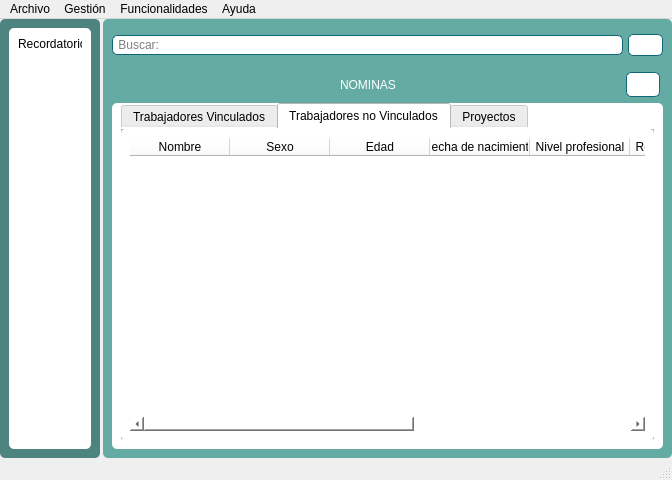
Before: the Qt Designer form Sistema de nominas/Vista/UI/Ventana.ui in Reynier2020/Sistema_nominas, drawn with Qt 5.
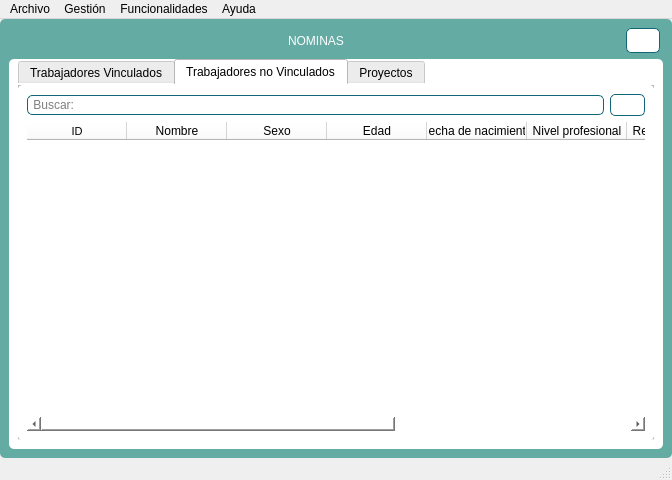
After: the same form once the commit is applied. The open tabs and pages were chosen to show the change. Icons and pictures are not drawn.

What changed in the file:
```diff
--- a/Sistema de nominas/Vista/UI/Ventana.ui
+++ b/Sistema de nominas/Vista/UI/Ventana.ui
@@ -52,72 +52,6 @@
     <property name="bottomMargin">
      <number>0</number>
     </property>
-    <item>
-     <widget class="QFrame" name="frame">
-      <property name="minimumSize">
-       <size>
-        <width>100</width>
-        <height>0</height>
-       </size>
-      </property>
-      <property name="maximumSize">
-       <size>
-        <width>100</width>
-        <height>16777215</height>
-       </size>
-      </property>
-      <property name="mouseTracking">
-       <bool>false</bool>
-      </property>
-      <property name="tabletTracking">
-       <bool>false</bool>
-      </property>
-      <property name="styleSheet">
-       <string notr="true">border-radius:5px;
-background-color: rgb(77, 132, 127);</string>
-      </property>
-      <property name="frameShape">
-       <enum>QFrame::StyledPanel</enum>
-      </property>
-      <property name="frameShadow">
-       <enum>QFrame::Raised</enum>
-      </property>
-      <layout class="QHBoxLayout" name="horizontalLayout_10">
-       <item>
-        <widget class="QFrame" name="frame_8">
-         <property name="styleSheet">
-          <string notr="true">background-color: rgb(255, 255, 255);</string>
-         </property>
-         <property name="frameShape">
-          <enum>QFrame::StyledPanel</enum>
-         </property>
-         <property name="frameShadow">
-          <enum>QFrame::Raised</enum>
-         </property>
-         <layout class="QVBoxLayout" name="verticalLayout_2">
-          <item>
-           <widget class="QLabel" name="label">
-            <property name="styleSheet">
-             <string notr="true"/>
-            </property>
-            <property name="text">
-             <string>Recordatorio:</string>
-            </property>
-           </widget>
-          </item>
-          <item>
-           <widget class="QTextEdit" name="textEdit_record">
-            <property name="styleSheet">
-             <string notr="true">background-color: rgb(255, 255, 255);</string>
-            </property>
-           </widget>
-          </item>
-         </layout>
-        </widget>
-       </item>
-      </layout>
-     </widget>
-    </item>
     <item>
      <widget class="QFrame" name="frame_2">
       <property name="autoFillBackground">
@@ -135,138 +69,6 @@
        <enum>QFrame::Raised</enum>
       </property>
       <layout class="QVBoxLayout" name="verticalLayout">
-       <item>
-        <widget class="QFrame" name="frame_3">
-         <property name="minimumSize">
-          <size>
-           <width>0</width>
-           <height>38</height>
-          </size>
-         </property>
-         <property name="maximumSize">
-          <size>
-           <width>16777215</width>
-           <height>38</height>
-          </size>
-         </property>
-         <property name="frameShape">
-          <enum>QFrame::StyledPanel</enum>
-         </property>
-         <property name="frameShadow">
-          <enum>QFrame::Raised</enum>
-         </property>
-         <layout class="QHBoxLayout" name="horizontalLayout_2">
-          <property name="spacing">
-           <number>5</number>
-          </property>
-          <property name="leftMargin">
-           <number>0</number>
-          </property>
-          <property name="topMargin">
-           <number>0</number>
-          </property>
-          <property name="rightMargin">
-           <number>0</number>
-          </property>
-          <property name="bottomMargin">
-           <number>4</number>
-          </property>
-          <item>
-           <widget class="QLineEdit" name="lineEdit">
-            <property name="minimumSize">
-             <size>
-              <width>0</width>
-              <height>20</height>
-             </size>
-            </property>
-            <property name="maximumSize">
-             <size>
-              <width>16777215</width>
-              <height>20</height>
-             </size>
-            </property>
-            <property name="contextMenuPolicy">
-             <enum>Qt::DefaultContextMenu</enum>
-            </property>
-            <property name="styleSheet">
-             <string notr="true">background-color: rgb(255, 255, 255);
-border:1px solid #167;</string>
-            </property>
-            <property name="text">
-             <string/>
-            </property>
-            <property name="cursorPosition">
-             <number>0</number>
-            </property>
-            <property name="dragEnabled">
-             <bool>false</bool>
-            </property>
-            <property name="readOnly">
-             <bool>false</bool>
-            </property>
-            <property name="placeholderText">
-             <string> Buscar:</string>
-            </property>
-            <property name="clearButtonEnabled">
-             <bool>true</bool>
-            </property>
-           </widget>
-          </item>
-          <item>
-           <widget class="QPushButton" name="pushButton_buscar">
-            <property name="minimumSize">
-             <size>
-              <width>35</width>
-              <height>22</height>
-             </size>
-            </property>
-            <property name="maximumSize">
-             <size>
-              <width>38</width>
-              <height>22</height>
-             </size>
-            </property>
-            <property name="autoFillBackground">
-             <bool>false</bool>
-            </property>
-            <property name="styleSheet">
-             <string notr="true">background-color: rgb(255, 255, 255);
-border:1px solid #167;
-</string>
-            </property>
-            <property name="text">
-             <string/>
-            </property>
-            <property name="icon">
-             <iconset>
-              <normaloff>../iconos/busqueda.ico</normaloff>../iconos/busqueda.ico</iconset>
-            </property>
-            <property name="iconSize">
-             <size>
-              <width>25</width>
-              <height>20</height>
-             </size>
-            </property>
-            <property name="checkable">
-             <bool>false</bool>
-            </property>
-            <property name="checked">
-             <bool>false</bool>
-            </property>
-            <property name="autoDefault">
-             <bool>false</bool>
-            </property>
-            <property name="default">
-             <bool>false</bool>
-            </property>
-            <property name="flat">
-             <bool>false</bool>
-            </property>
-           </widget>
-          </item>
-         </layout>
-        </widget>
-       </item>
        <item>
         <widget class="QFrame" name="frame_9">
          <property name="minimumSize">
@@ -432,7 +234,7 @@
              <enum>QTabWidget::Rounded</enum>
             </property>
             <property name="currentIndex">
-             <number>2</number>
+             <number>0</number>
             </property>
             <property name="elideMode">
              <enum>Qt::ElideNone</enum>
@@ -453,9 +255,108 @@
              <attribute name="title">
               <string>Trabajadores Vinculados</string>
              </attribute>
-             <layout class="QHBoxLayout" name="horizontalLayout_7">
+             <layout class="QVBoxLayout" name="verticalLayout_6">
               <item>
-               <widget class="QTableWidget" name="tableWidget_vin">
+               <layout class="QVBoxLayout" name="verticalLayout_3">
+                <item>
+                 <layout class="QHBoxLayout" name="horizontalLayout_6">
+                  <item>
+                   <widget class="QLineEdit" name="lineEdit_busar_vin">
+                    <property name="minimumSize">
+                     <size>
+                      <width>0</width>
+                      <height>20</height>
+                     </size>
+                    </property>
+                    <property name="maximumSize">
+                     <size>
+                      <width>16777215</width>
+                      <height>20</height>
+                     </size>
+                    </property>
+                    <property name="contextMenuPolicy">
+                     <enum>Qt::DefaultContextMenu</enum>
+                    </property>
+                    <property name="styleSheet">
+                     <string notr="true">background-color: rgb(255, 255, 255);
+border:1px solid #167;</string>
+                    </property>
+                    <property name="text">
+                     <string/>
+                    </property>
+                    <property name="cursorPosition">
+                     <number>0</number>
+                    </property>
+                    <property name="dragEnabled">
+                     <bool>false</bool>
+                    </property>
+                    <property name="readOnly">
+                     <bool>false</bool>
+                    </property>
+                    <property name="placeholderText">
+                     <string> Buscar:</string>
+                    </property>
+                    <property name="clearButtonEnabled">
+                     <bool>true</bool>
+                    </property>
+                   </widget>
+                  </item>
+                  <item>
+                   <widget class="QPushButton" name="pushButton_buscar_vin">
+                    <property name="minimumSize">
+                     <size>
+                      <width>35</width>
+                      <height>22</height>
+                     </size>
+                    </property>
+                    <property name="maximumSize">
+                     <size>
+                      <width>38</width>
+                      <height>22</height>
+                     </size>
+                    </property>
+                    <property name="autoFillBackground">
+                     <bool>false</bool>
+                    </property>
+                    <property name="styleSheet">
+                     <string notr="true">background-color: rgb(255, 255, 255);
+border:1px solid #167;
+</string>
+                    </property>
+                    <property name="text">
+                     <string/>
+                    </property>
+                    <property name="icon">
+                     <iconset>
+                      <normaloff>../iconos/busqueda.ico</normaloff>../iconos/busqueda.ico</iconset>
+                    </property>
+                    <property name="iconSize">
+                     <size>
+                      <width>25</width>
+                      <height>20</height>
+                     </size>
+                    </property>
+                    <property name="checkable">
+                     <bool>false</bool>
+                    </property>
+                    <property name="checked">
+                     <bool>false</bool>
+                    </property>
+                    <property name="autoDefault">
+                     <bool>false</bool>
+                    </property>
+                    <property name="default">
+                     <bool>false</bool>
+                    </property>
+                    <property name="flat">
+                     <bool>false</bool>
+                    </property>
+                   </widget>
+                  </item>
+                 </layout>
+                </item>
+                <item>
+                 <widget class="QTableWidget" name="tableWidget_vin_prin">
                 <property name="minimumSize">
                  <size>
                   <width>0</width>
@@ -465,13 +366,18 @@
                 <property name="maximumSize">
                  <size>
                   <width>16777215</width>
-                  <height>16777215</height>
+                    <height>9999999</height>
                  </size>
                 </property>
                 <property name="styleSheet">
                  <string notr="true">background-color: rgb(255, 255, 255);
 border-radius:5px;</string>
                 </property>
+                  <column>
+                   <property name="text">
+                    <string>ID</string>
+                   </property>
+                  </column>
                 <column>
                  <property name="text">
                   <string>Nombre</string>
@@ -525,14 +431,115 @@
                </widget>
               </item>
              </layout>
+              </item>
+             </layout>
             </widget>
             <widget class="QWidget" name="tab_no_vinculado">
              <attribute name="title">
               <string>Trabajadores no Vinculados</string>
              </attribute>
-             <layout class="QHBoxLayout" name="horizontalLayout_4">
+             <layout class="QVBoxLayout" name="verticalLayout_7">
               <item>
-               <widget class="QTableWidget" name="tableWidget_no_vin">
+               <layout class="QVBoxLayout" name="verticalLayout_4">
+                <item>
+                 <layout class="QHBoxLayout" name="horizontalLayout_2">
+                  <item>
+                   <widget class="QLineEdit" name="lineEdit_no_vin">
+                    <property name="minimumSize">
+                     <size>
+                      <width>0</width>
+                      <height>20</height>
+                     </size>
+                    </property>
+                    <property name="maximumSize">
+                     <size>
+                      <width>16777215</width>
+                      <height>20</height>
+                     </size>
+                    </property>
+                    <property name="contextMenuPolicy">
+                     <enum>Qt::DefaultContextMenu</enum>
+                    </property>
+                    <property name="styleSheet">
+                     <string notr="true">background-color: rgb(255, 255, 255);
+border:1px solid #167;</string>
+                    </property>
+                    <property name="text">
+                     <string/>
+                    </property>
+                    <property name="cursorPosition">
+                     <number>0</number>
+                    </property>
+                    <property name="dragEnabled">
+                     <bool>false</bool>
+                    </property>
+                    <property name="readOnly">
+                     <bool>false</bool>
+                    </property>
+                    <property name="placeholderText">
+                     <string> Buscar:</string>
+                    </property>
+                    <property name="clearButtonEnabled">
+                     <bool>true</bool>
+                    </property>
+                   </widget>
+                  </item>
+                  <item>
+                   <widget class="QPushButton" name="pushButton_buscar_no">
+                    <property name="minimumSize">
+                     <size>
+                      <width>35</width>
+                      <height>22</height>
+                     </size>
+                    </property>
+                    <property name="maximumSize">
+                     <size>
+                      <width>38</width>
+                      <height>22</height>
+                     </size>
+                    </property>
+                    <property name="autoFillBackground">
+                     <bool>false</bool>
+                    </property>
+                    <property name="styleSheet">
+                     <string notr="true">background-color: rgb(255, 255, 255);
+border:1px solid #167;
+</string>
+                    </property>
+                    <property name="text">
+                     <string/>
+                    </property>
+                    <property name="icon">
+                     <iconset>
+                      <normaloff>../iconos/busqueda.ico</normaloff>../iconos/busqueda.ico</iconset>
+                    </property>
+                    <property name="iconSize">
+                     <size>
+                      <width>25</width>
+                      <height>20</height>
+                     </size>
+                    </property>
+                    <property name="checkable">
+                     <bool>false</bool>
+                    </property>
+                    <property name="checked">
+                     <bool>false</bool>
+                    </property>
+                    <property name="autoDefault">
+                     <bool>false</bool>
+                    </property>
+                    <property name="default">
+                     <bool>false</bool>
+                    </property>
+                    <property name="flat">
+                     <bool>false</bool>
+                    </property>
+                   </widget>
+                  </item>
+                 </layout>
+                </item>
+                <item>
+                 <widget class="QTableWidget" name="tableWidget_no_vin_prin">
                 <property name="maximumSize">
                  <size>
                   <width>16777215</width>
@@ -543,6 +550,16 @@
                  <string notr="true">background-color: rgb(255, 255, 255);
 border-radius:5px;</string>
                 </property>
+                  <column>
+                   <property name="text">
+                    <string>ID</string>
+                   </property>
+                   <property name="font">
+                    <font>
+                     <pointsize>8</pointsize>
+                    </font>
+                   </property>
+                  </column>
                 <column>
                  <property name="text">
                   <string>Nombre</string>
@@ -591,14 +608,115 @@
                </widget>
               </item>
              </layout>
+              </item>
+             </layout>
             </widget>
             <widget class="QWidget" name="tab_proyectos">
              <attribute name="title">
               <string>Proyectos</string>
              </attribute>
+             <layout class="QVBoxLayout" name="verticalLayout_2">
+              <item>
+               <layout class="QVBoxLayout" name="verticalLayout_5">
+                <item>
              <layout class="QHBoxLayout" name="horizontalLayout_5">
               <item>
-               <widget class="QTableWidget" name="tableWidget_proy">
+                   <widget class="QLineEdit" name="lineEdit_proy">
+                    <property name="minimumSize">
+                     <size>
+                      <width>0</width>
+                      <height>20</height>
+                     </size>
+                    </property>
+                    <property name="maximumSize">
+                     <size>
+                      <width>16777215</width>
+                      <height>20</height>
+                     </size>
+                    </property>
+                    <property name="contextMenuPolicy">
+                     <enum>Qt::DefaultContextMenu</enum>
+                    </property>
+                    <property name="styleSheet">
+                     <string notr="true">background-color: rgb(255, 255, 255);
+border:1px solid #167;</string>
+                    </property>
+                    <property name="text">
+                     <string/>
+                    </property>
+                    <property name="cursorPosition">
+                     <number>0</number>
+                    </property>
+                    <property name="dragEnabled">
+                     <bool>false</bool>
+                    </property>
+                    <property name="readOnly">
+                     <bool>false</bool>
+                    </property>
+                    <property name="placeholderText">
+                     <string> Buscar:</string>
+                    </property>
+                    <property name="clearButtonEnabled">
+                     <bool>true</bool>
+                    </property>
+                   </widget>
+                  </item>
+                  <item>
+                   <widget class="QPushButton" name="pushButton_buscar_proy">
+                    <property name="minimumSize">
+                     <size>
+                      <width>35</width>
+                      <height>22</height>
+                     </size>
+                    </property>
+                    <property name="maximumSize">
+                     <size>
+                      <width>38</width>
+                      <height>22</height>
+                     </size>
+                    </property>
+                    <property name="autoFillBackground">
+                     <bool>false</bool>
+                    </property>
+                    <property name="styleSheet">
+                     <string notr="true">background-color: rgb(255, 255, 255);
+border:1px solid #167;
+</string>
+                    </property>
+                    <property name="text">
+                     <string/>
+                    </property>
+                    <property name="icon">
+                     <iconset>
+                      <normaloff>../iconos/busqueda.ico</normaloff>../iconos/busqueda.ico</iconset>
+                    </property>
+                    <property name="iconSize">
+                     <size>
+                      <width>25</width>
+                      <height>20</height>
+                     </size>
+                    </property>
+                    <property name="checkable">
+                     <bool>false</bool>
+                    </property>
+                    <property name="checked">
+                     <bool>false</bool>
+                    </property>
+                    <property name="autoDefault">
+                     <bool>false</bool>
+                    </property>
+                    <property name="default">
+                     <bool>false</bool>
+                    </property>
+                    <property name="flat">
+                     <bool>false</bool>
+                    </property>
+                   </widget>
+                  </item>
+                 </layout>
+                </item>
+                <item>
+                 <widget class="QTableWidget" name="tableWidget_proy_prin">
                 <property name="maximumSize">
                  <size>
                   <width>16777215</width>
@@ -609,6 +727,11 @@
                  <string notr="true">background-color: rgb(255, 255, 255);
 border-radius:5px;</string>
                 </property>
+                  <column>
+                   <property name="text">
+                    <string>ID</string>
+                   </property>
+                  </column>
                 <column>
                  <property name="text">
                   <string>Nombre</string>
@@ -640,6 +763,8 @@
                  </property>
                 </column>
                </widget>
+                </item>
+               </layout>
               </item>
              </layout>
             </widget>
```
Lines whose indentation alone changed are shown as unchanged.
